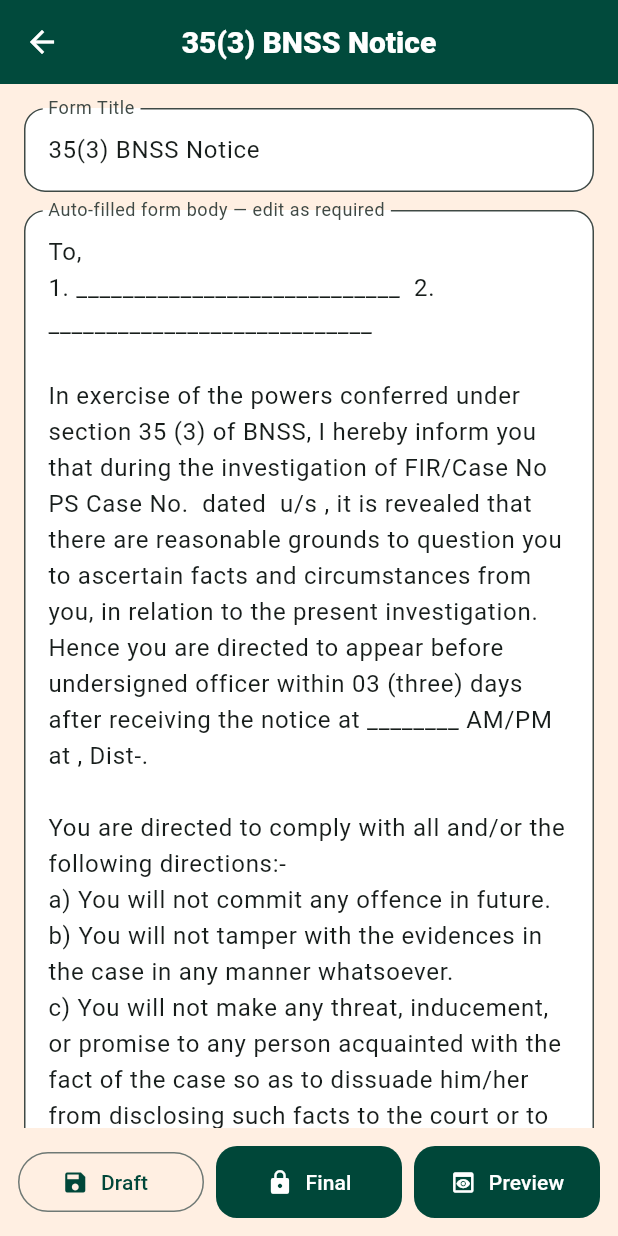
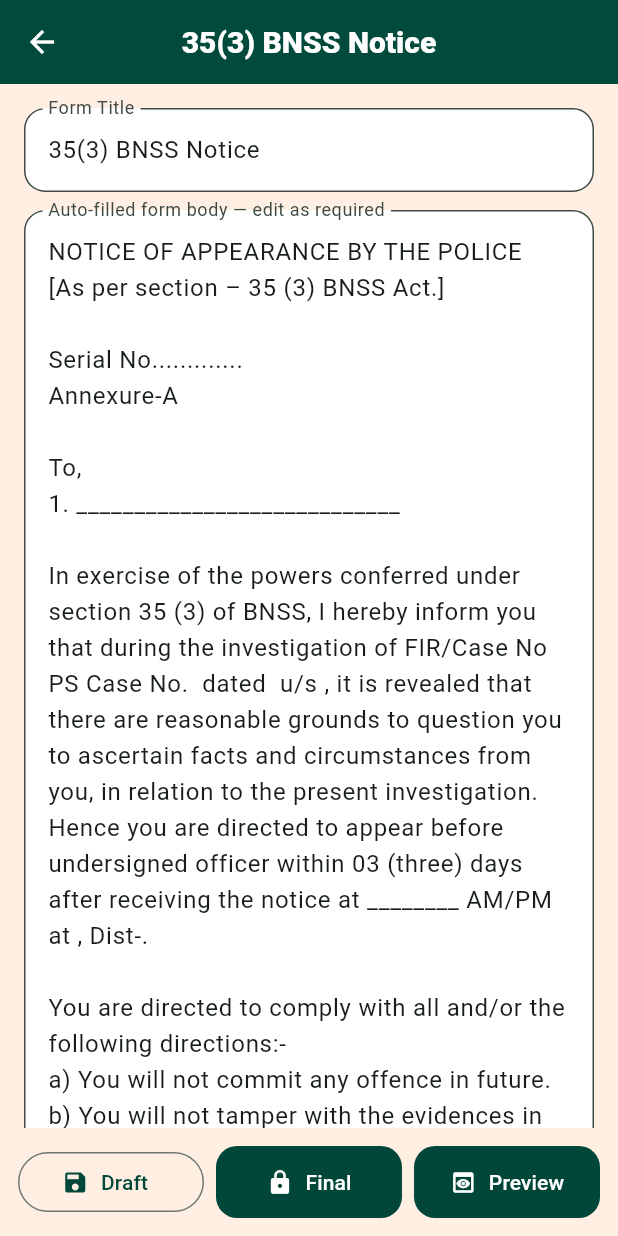
Before and after one commit to nexoofficialv1/investigation-process-mobile, a Flutter app: the FormsScreen screen opened directly with empty values, after a tap on "35(3) BNSS Notice", on a phone screen of 412 x 824 dp. Run offline on Flutter 3.47's test engine with Material 3 defaults, Android fonts, the phone set to English and light mode, and no system bars; our stand-ins replace pdf, printing, share_plus, shared_preferences; accounts and stored records are empty.

Commit message:
Fix official CD particulars row and case tagged forms

```diff
--- a/lib/screens/forms_screen.dart
+++ b/lib/screens/forms_screen.dart
@@ -25,30 +25,53 @@ class _FormsScreenState extends State<FormsScreen> {
   final LocalStoreService _store = LocalStoreService();
   final FormsGeneratorService _generator = FormsGeneratorService();
   List<FormNotice> forms = [];
+  List<CaseFile> _cases = [];
+  late CaseFile _selectedCase;
 
   @override
   void initState() {
     super.initState();
+    _selectedCase = widget.caseFile;
     _load();
   }
 
   Future<void> _load() async {
-    final list = await _store.loadForms(widget.caseFile.id);
+    final cases = await _store.loadCases();
+    CaseFile selected = _selectedCase;
+    if (cases.isNotEmpty) {
+      selected = cases.firstWhere(
+        (c) => c.id == _selectedCase.id,
+        orElse: () => cases.first,
+      );
+    }
+    final list = await _store.loadForms(selected.id);
+    if (!mounted) return;
+    setState(() {
+      _cases = cases;
+      _selectedCase = selected;
+      forms = list;
+    });
+  }
+
+  Future<void> _changeCase(CaseFile? file) async {
+    if (file == null) return;
+    setState(() => _selectedCase = file);
+    final list = await _store.loadForms(file.id);
     if (!mounted) return;
     setState(() => forms = list);
   }
 
   Future<void> _create(FormTemplateInfo template) async {
-    final body = _generator.generate(templateId: template.id, officer: widget.profile, caseFile: widget.caseFile);
+    final body = _generator.generate(templateId: template.id, officer: widget.profile, caseFile: _selectedCase);
     final form = FormNotice.create(
-      caseId: widget.caseFile.id,
+      caseId: _selectedCase.id,
       templateId: template.id,
       title: template.title,
       body: body,
     );
     await Navigator.push(
       context,
-      MaterialPageRoute(builder: (_) => FormEditorScreen(profile: widget.profile, caseFile: widget.caseFile, form: form)),
+      MaterialPageRoute(builder: (_) => FormEditorScreen(profile: widget.profile, caseFile: _selectedCase, form: form)),
     );
     await _load();
   }
@@ -56,7 +79,7 @@ class _FormsScreenState extends State<FormsScreen> {
   Future<void> _open(FormNotice form) async {
     await Navigator.push(
       context,
-      MaterialPageRoute(builder: (_) => FormEditorScreen(profile: widget.profile, caseFile: widget.caseFile, form: form)),
+      MaterialPageRoute(builder: (_) => FormEditorScreen(profile: widget.profile, caseFile: _selectedCase, form: form)),
     );
     await _load();
   }
@@ -78,7 +101,22 @@ class _FormsScreenState extends State<FormsScreen> {
                   children: [
                     Text('Auto-fill Forms', style: Theme.of(context).textTheme.titleMedium?.copyWith(fontWeight: FontWeight.bold)),
                     const SizedBox(height: 6),
-                    Text('${widget.caseFile.displayTitle}\nSections: ${widget.caseFile.sections}\nIO: ${widget.profile.rank} ${widget.profile.name}'),
+                    Text('${_selectedCase.displayTitle}\nSections: ${_selectedCase.sections}\nIO: ${widget.profile.rank} ${widget.profile.name}'),
+                    const SizedBox(height: 10),
+                    DropdownButtonFormField<String>(
+                      value: _selectedCase.id,
+                      decoration: const InputDecoration(
+                        labelText: 'Tag / Select Case for this Form',
+                        helperText: 'এই case অনুযায়ী 35 notice-এ accused name এবং 94 notice-এ complainant name auto-fill হবে।',
+                      ),
+                      items: _cases.isEmpty
+                          ? [DropdownMenuItem(value: _selectedCase.id, child: Text(_selectedCase.displayTitle))]
+                          : _cases.map((c) => DropdownMenuItem(value: c.id, child: Text('${c.displayTitle} • ${c.caseDate}'))).toList(),
+                      onChanged: (id) {
+                        final found = _cases.where((c) => c.id == id).toList();
+                        if (found.isNotEmpty) _changeCase(found.first);
+                      },
+                    ),
                   ],
                 ),
               ),
--- a/lib/services/forms_generator_service.dart
+++ b/lib/services/forms_generator_service.dart
@@ -74,8 +74,17 @@ class FormsGeneratorService {
     return '${officer.policeStation} PS Case No. ${caseFile.psCaseNo} dated ${caseFile.caseDate} u/s ${caseFile.sections}';
   }
 
-  String _notice35(OfficerProfile officer, CaseFile caseFile) => '''To,
-1. ____________________________  2. ____________________________
+  String _valueOrBlank(String value, String fallback) => value.trim().isEmpty ? fallback : value.trim();
+
+  String _notice35(OfficerProfile officer, CaseFile caseFile) {
+    final accused = _valueOrBlank(caseFile.accusedName, '____________________________');
+    return '''NOTICE OF APPEARANCE BY THE POLICE
+[As per section – 35 (3) BNSS Act.]
+
+Serial No.............                                                   Annexure-A
+
+To,
+1. $accused
 
 In exercise of the powers conferred under section 35 (3) of BNSS, I hereby inform you that during the investigation of FIR/Case No ${_caseRef(officer, caseFile)}, it is revealed that there are reasonable grounds to question you to ascertain facts and circumstances from you, in relation to the present investigation. Hence you are directed to appear before undersigned officer within 03 (three) days after receiving the notice at ________ AM/PM at ${officer.policeStation}, Dist-${officer.district}.
 
@@ -92,8 +101,13 @@ i) You will not allow in any manner destruction of any evidence relevant for the
 j) Any other conditions, which may be imposed by the Investigating Officer / Officer-in-Charge as per the facts of the case.
 
 Failure to attend/comply with the terms of this Notice can render you liable for arrest under Section 35 (6) BNSS.''';
+  }
 
-  String _requisition94(OfficerProfile officer, CaseFile caseFile) => '''To
+  String _requisition94(OfficerProfile officer, CaseFile caseFile) {
+    final complainant = _valueOrBlank(caseFile.complainantName, 'the complainant');
+    return '''NOTICE U/S 94 BNSS, 2023
+
+To
 The Superintendent / Officer-in-Charge,
 ____________________________
 P.S. ______________________
@@ -101,7 +115,7 @@ District – __________________.
 
 Ref: ${officer.policeStation} Case No- ${caseFile.psCaseNo} Dated-${caseFile.caseDate}, U/S- ${caseFile.sections}.
 
-Whereas an investigation is being conducted in c/w above reference and whereas the records/documents/articles mentioned below are required for the purpose of proper investigation, you are hereby requested under the provisions of Section 94 of the BNSS, 2023, to produce and/or furnish the following documents/information:
+Whereas an investigation is being conducted in c/w above reference and whereas the records/documents/articles relating to complainant/informant $complainant and the above noted case are required for the purpose of proper investigation, you are hereby requested under the provisions of Section 94 of the BNSS, 2023, to produce and/or furnish the following documents/information:
 
 1. Admission Register Entry / relevant register entry.
 2. OPD/IPD tickets and complete treatment/official records.
@@ -116,6 +130,7 @@ Whereas an investigation is being conducted in c/w above reference and whereas t
 You are requested to provide the aforesaid documents, duly attested, at the earliest for the purpose of investigation.
 
 Failure to comply with this notice without lawful excuse may attract legal consequences as prescribed under law.''';
+  }
 
   String _prayer183(OfficerProfile officer, CaseFile caseFile) => '''In the Court of ${officer.courtName}
 
```
Also changed, not shown: lib/services/pdf_service.dart (+43 -12 lines), 2 other files.
